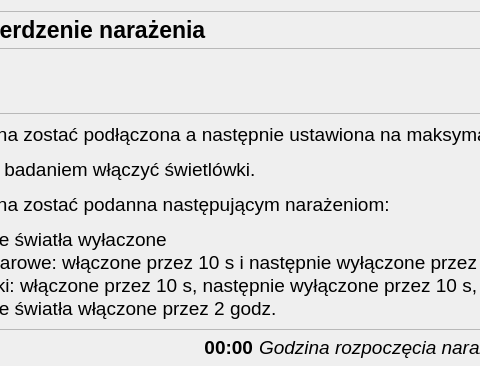
Above: CzujkiLinioweApp/oknotestrozproszoneswiatlo.ui from wiacekmarcin/CzujkiLiniowe before the change; both pictures show x 137 to 617 and y 0 to 366 of the 1007 by 787 pixel window. Below: the same form after it.
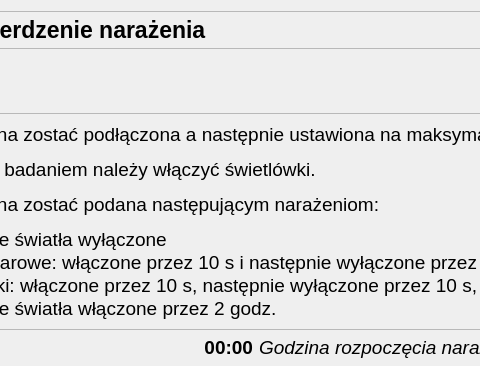
That is the form after the change. Icons and pictures are not drawn.

```diff
--- a/CzujkiLinioweApp/oknotestrozproszoneswiatlo.ui
+++ b/CzujkiLinioweApp/oknotestrozproszoneswiatlo.ui
@@ -75,7 +75,7 @@
          </font>
         </property>
         <property name="text">
-         <string>&lt;html&gt;&lt;head/&gt;&lt;body&gt;&lt;p&gt;Czujka powinna zostać podłączona a następnie ustawiona na maksymalną czułość i zostawiona na 1 godzinę.&lt;/p&gt;&lt;p&gt;5 minut przed badaniem włączyć świetlówki.&lt;/p&gt;&lt;p&gt;Czujka powinna zostać podanna następującym narażeniom:&lt;/p&gt;&lt;ul style=&quot;margin-top: 0px; margin-bottom: 0px; margin-left: 0px; margin-right: 0px; -qt-list-indent: 1;&quot;&gt;&lt;li style=&quot; margin-top:12px; margin-bottom:0px; margin-left:0px; margin-right:0px; -qt-block-indent:0; text-indent:0px;&quot;&gt;Wszystkie światła wyłaczone&lt;/li&gt;&lt;li style=&quot; margin-top:0px; margin-bottom:0px; margin-left:0px; margin-right:0px; -qt-block-indent:0; text-indent:0px;&quot;&gt;Światła żarowe: włączone przez 10 s i następnie wyłączone przez 10 s, powtórzone 20 razy&lt;/li&gt;&lt;li style=&quot; margin-top:0px; margin-bottom:0px; margin-left:0px; margin-right:0px; -qt-block-indent:0; text-indent:0px;&quot;&gt;świetlówki: włączone przez 10 s, następnie wyłączone przez 10 s, powtórzone 20 razy&lt;/li&gt;&lt;li style=&quot; margin-top:0px; margin-bottom:12px; margin-left:0px; margin-right:0px; -qt-block-indent:0; text-indent:0px;&quot;&gt;Wszystkie światła włączone przez 2 godz.&lt;/li&gt;&lt;/ul&gt;&lt;/body&gt;&lt;/html&gt;</string>
+         <string>&lt;html&gt;&lt;head/&gt;&lt;body&gt;&lt;p&gt;Czujka powinna zostać podłączona a następnie ustawiona na maksymalną czułość i zostawiona na 1 godzinę.&lt;/p&gt;&lt;p&gt;5 minut przed badaniem należy włączyć świetlówki.&lt;/p&gt;&lt;p&gt;Czujka powinna zostać podana następującym narażeniom:&lt;/p&gt;&lt;ul style=&quot;margin-top: 0px; margin-bottom: 0px; margin-left: 0px; margin-right: 0px; -qt-list-indent: 1;&quot;&gt;&lt;li style=&quot; margin-top:12px; margin-bottom:0px; margin-left:0px; margin-right:0px; -qt-block-indent:0; text-indent:0px;&quot;&gt;Wszystkie światła wyłączone&lt;/li&gt;&lt;li style=&quot; margin-top:0px; margin-bottom:0px; margin-left:0px; margin-right:0px; -qt-block-indent:0; text-indent:0px;&quot;&gt;Światła żarowe: włączone przez 10 s i następnie wyłączone przez 10 s, powtórzone 20 razy&lt;/li&gt;&lt;li style=&quot; margin-top:0px; margin-bottom:0px; margin-left:0px; margin-right:0px; -qt-block-indent:0; text-indent:0px;&quot;&gt;świetlówki: włączone przez 10 s, następnie wyłączone przez 10 s, powtórzone 20 razy&lt;/li&gt;&lt;li style=&quot; margin-top:0px; margin-bottom:12px; margin-left:0px; margin-right:0px; -qt-block-indent:0; text-indent:0px;&quot;&gt;Wszystkie światła włączone przez 2 godz.&lt;/li&gt;&lt;/ul&gt;&lt;/body&gt;&lt;/html&gt;</string>
         </property>
        </widget>
       </item>
```
Left out of the diff: 4 changed lines with no effect on the pictures.
